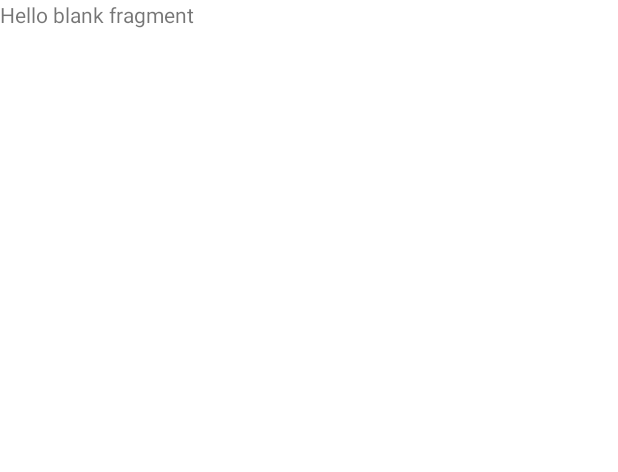
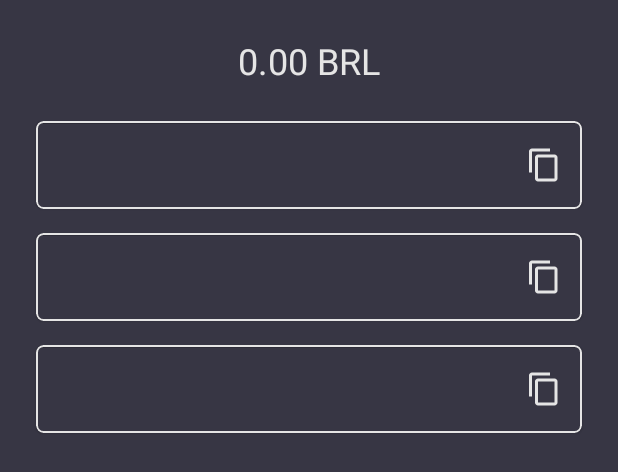
Before and after one commit to jvsena42/CryptoConverter, an Android app: the layout fragment_result.xml on its own in the app's theme, with its tools: preview values and no code run, on a phone screen of 412 x 824 dp. Shown: the top 472 px of the screen. Run offline under Robolectric (Android 15) with nearby library versions, the phone set to English and light mode, and no system bars.

Commit message:
[ADD] fragment_result.xml / ResultFragment.kt - datadinding

```diff
--- a/app/src/main/java/com/bulletapps/cryptoconverter/presentation/fragment/ResultFragment.kt
+++ b/app/src/main/java/com/bulletapps/cryptoconverter/presentation/fragment/ResultFragment.kt
@@ -5,11 +5,14 @@ import androidx.fragment.app.Fragment
 import android.view.LayoutInflater
 import android.view.View
 import android.view.ViewGroup
+import androidx.databinding.DataBindingUtil
 import com.bulletapps.cryptoconverter.R
+import com.bulletapps.cryptoconverter.databinding.FragmentResultBinding
 
 
 class ResultFragment : Fragment() {
 
+    private lateinit var binding: FragmentResultBinding
 
     override fun onCreateView(
         inflater: LayoutInflater, container: ViewGroup?,
@@ -19,4 +22,10 @@ class ResultFragment : Fragment() {
         return inflater.inflate(R.layout.fragment_result, container, false)
     }
 
+    override fun onViewCreated(view: View, savedInstanceState: Bundle?) {
+        super.onViewCreated(view, savedInstanceState)
+        binding = FragmentResultBinding.bind(view)
+
+    }
+
 }
--- a/app/src/main/res/layout/fragment_result.xml
+++ b/app/src/main/res/layout/fragment_result.xml
@@ -1,14 +1,52 @@
 <?xml version="1.0" encoding="utf-8"?>
-<FrameLayout xmlns:android="http://schemas.android.com/apk/res/android"
-    xmlns:tools="http://schemas.android.com/tools"
-    android:layout_width="match_parent"
-    android:layout_height="match_parent"
-    tools:context=".presentation.fragment.ResultFragment">
+<layout xmlns:android="http://schemas.android.com/apk/res/android"
+    xmlns:app="http://schemas.android.com/apk/res-auto"
+    xmlns:tools="http://schemas.android.com/tools">
 
-    <!-- TODO: Update blank fragment layout -->
-    <TextView
+    <data>
+
+    </data>
+
+    <androidx.swiperefreshlayout.widget.SwipeRefreshLayout
         android:layout_width="match_parent"
         android:layout_height="match_parent"
-        android:text="@string/hello_blank_fragment" />
+        android:background="@color/gray"
+        tools:context=".presentation.fragment.ResultFragment">
 
-</FrameLayout>
+        <LinearLayout
+            android:layout_width="match_parent"
+            android:layout_height="match_parent"
+            android:orientation="vertical">
+
+            <androidx.constraintlayout.widget.ConstraintLayout
+                android:layout_width="match_parent"
+                android:layout_height="match_parent">
+
+                <TextView
+                    android:id="@+id/tv_fiat"
+                    android:layout_width="wrap_content"
+                    android:layout_height="wrap_content"
+                    android:layout_marginTop="24dp"
+                    android:text="0.00 BRL"
+                    android:textColor="@color/white_text"
+                    android:textSize="24sp"
+                    app:layout_constraintEnd_toEndOf="parent"
+                    app:layout_constraintStart_toStartOf="parent"
+                    app:layout_constraintTop_toTopOf="parent" />
+
+                <androidx.recyclerview.widget.RecyclerView
+                    android:id="@+id/rv_result"
+                    android:layout_width="0dp"
+                    android:layout_height="0dp"
+                    android:layout_marginTop="16dp"
+                    app:layout_constraintBottom_toBottomOf="parent"
+                    app:layout_constraintEnd_toEndOf="parent"
+                    app:layout_constraintStart_toStartOf="parent"
+                    app:layout_constraintTop_toBottomOf="@+id/tv_fiat"
+                    tools:listitem="@layout/list_cryptos" />
+            </androidx.constraintlayout.widget.ConstraintLayout>
+        </LinearLayout>
+
+
+    </androidx.swiperefreshlayout.widget.SwipeRefreshLayout>
+</layout>
--- a/app/src/main/res/layout/list_cryptos.xml
+++ b/app/src/main/res/layout/list_cryptos.xml
@@ -14,7 +14,7 @@
         android:layout_marginTop="8dp"
         android:layout_marginEnd="24dp"
         android:layout_marginBottom="8dp"
-        android:background="@color/gray"
+        android:background="@android:color/transparent"
         app:cardBackgroundColor="@android:color/transparent"
         app:cardCornerRadius="5dp"
         app:strokeColor="@color/white_text"
@@ -22,7 +22,8 @@
 
         <androidx.constraintlayout.widget.ConstraintLayout
             android:layout_width="match_parent"
-            android:layout_height="wrap_content">
+            android:layout_height="wrap_content"
+            android:background="@android:color/transparent">
 
             <TextView
                 android:id="@+id/tv_abbreviation"
```
